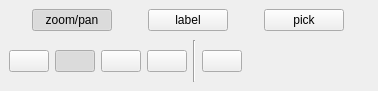
This is gui/widgets/modewidget.ui in gerbilvis/gerbil as Qt 5 draws it before an edit. The edited form follows.
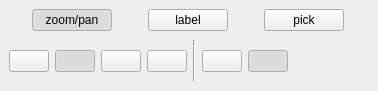
This is the edited form. Icons and pictures are not drawn. Custom widgets are drawn as their Qt base class.

Commit message: Override mode introduced to BandView

The edit to the form file:
```diff
--- a/gui/widgets/modewidget.ui
+++ b/gui/widgets/modewidget.ui
@@ -256,6 +256,19 @@
         </property>
        </widget>
       </item>
+      <item>
+       <widget class="ActionButton" name="overrideButton">
+        <property name="text">
+         <string/>
+        </property>
+        <property name="checkable">
+         <bool>true</bool>
+        </property>
+        <property name="checked">
+         <bool>true</bool>
+        </property>
+       </widget>
+      </item>
       <item>
        <spacer name="horizontalSpacer_3">
         <property name="orientation">
```
Left out of the diff: 14 changed lines with no effect on the pictures. The commit also changes 5 other files.
